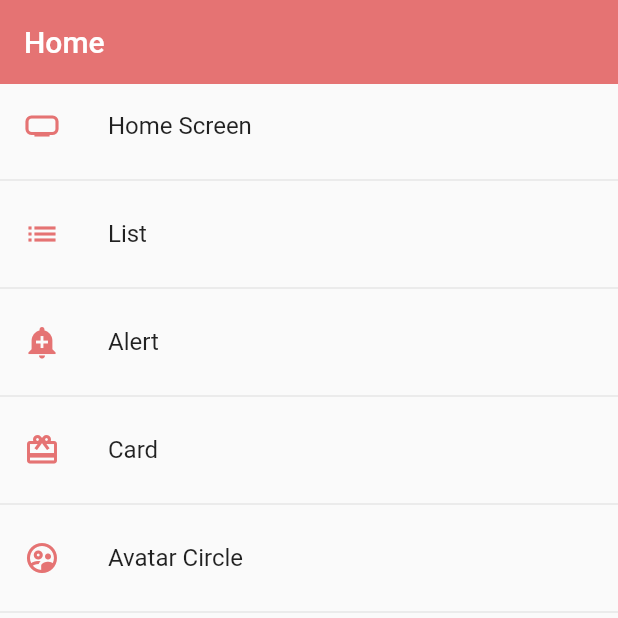
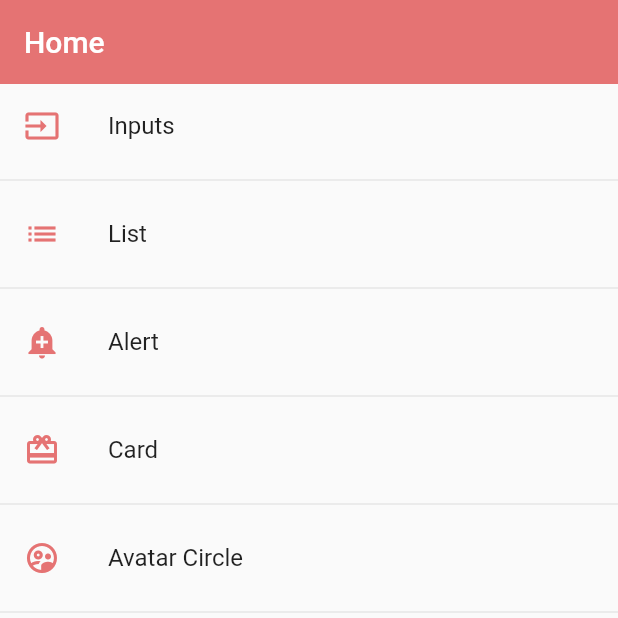
Before and after one commit to ReynaldoAlvarez/course-flutter, a Flutter app: the screen it shows after launch, on a phone screen of 412 x 824 dp, the top half of it. Run offline on Flutter 3.47's test engine with Material 2 defaults, Android fonts, the phone set to English and light mode, and no system bars.

Commit message:
add form input fiel

```diff
--- a/lib/router/app_routes.dart
+++ b/lib/router/app_routes.dart
@@ -7,10 +7,10 @@ class AppRoutes {
   static const initialRoute = 'home';
   static final menuOptions = <MenuOption>[
     MenuOption(
-        route: 'home',
-        name: 'Home Screen',
-        screen: const HomeScreen(),
-        icon: Icons.home_max),
+        route: 'input',
+        icon: Icons.input,
+        name: 'Inputs',
+        screen: const InputsScreen()),
     MenuOption(
         route: 'list',
         name: 'List',
@@ -40,6 +40,7 @@ class AppRoutes {
 
   static Map<String, Widget Function(BuildContext)> getAppRoutes() {
     Map<String, Widget Function(BuildContext)> appRoutes = {};
+    appRoutes.addAll({'home': (BuildContext context) => const HomeScreen()});
     for (final option in menuOptions) {
       appRoutes.addAll({option.route: (BuildContext context) => option.screen});
     }
--- a/lib/screen/screen.dart
+++ b/lib/screen/screen.dart
@@ -1,3 +1,5 @@
+export 'package:fl_components/screen/inputs_screen.dart';
+
 export 'package:fl_components/screen/animated_screen.dart';
 
 export 'package:fl_components/screen/avatar_screen.dart';
--- a/lib/theme/app_theme.dart
+++ b/lib/theme/app_theme.dart
@@ -2,7 +2,7 @@ import "package:flutter/material.dart";
 
 class AppTheme {
   static Color primary = Colors.red.shade300;
-
+  static Color secondary = Colors.teal.shade300;
   static final ThemeData lightTheme = ThemeData.light().copyWith(
       primaryColor: Colors.red.shade300,
       appBarTheme: AppBarTheme(
@@ -20,7 +20,19 @@ class AppTheme {
               backgroundColor: primary,
               shape: const StadiumBorder(),
               elevation: 0)),
-  );
+      inputDecorationTheme: InputDecorationTheme(
+          floatingLabelStyle: TextStyle(color: primary),
+          enabledBorder: OutlineInputBorder(
+            borderSide: BorderSide(color: secondary),
+            borderRadius: const BorderRadius.only(
+              bottomLeft: Radius.circular(10),
+              topRight: Radius.circular(10),
+            ),
+          ),
+          border: const OutlineInputBorder(
+              borderRadius: BorderRadius.only(
+                  bottomLeft: Radius.circular(10),
+                  topRight: Radius.circular(10)))));
 
   static final ThemeData darkTheme = ThemeData.dark().copyWith(
     primaryColor: Colors.red.shade300,
--- a/lib/widgets/widgets.dart
+++ b/lib/widgets/widgets.dart
@@ -1,3 +1,5 @@
-import 'package:fl_components/widgets/card_bible2.dart';
+export 'package:fl_components/widgets/custom_input_field.dart';
+
+export 'package:fl_components/widgets/card_bible2.dart';
 
 export 'package:fl_components/widgets/card_bible.dart';
```
Also changed, not shown: lib/screen/inputs_screen.dart (added, +92 -0 lines), lib/widgets/custom_input_field.dart (added, +55 -0 lines). Lines whose indentation alone changed are shown as unchanged.
